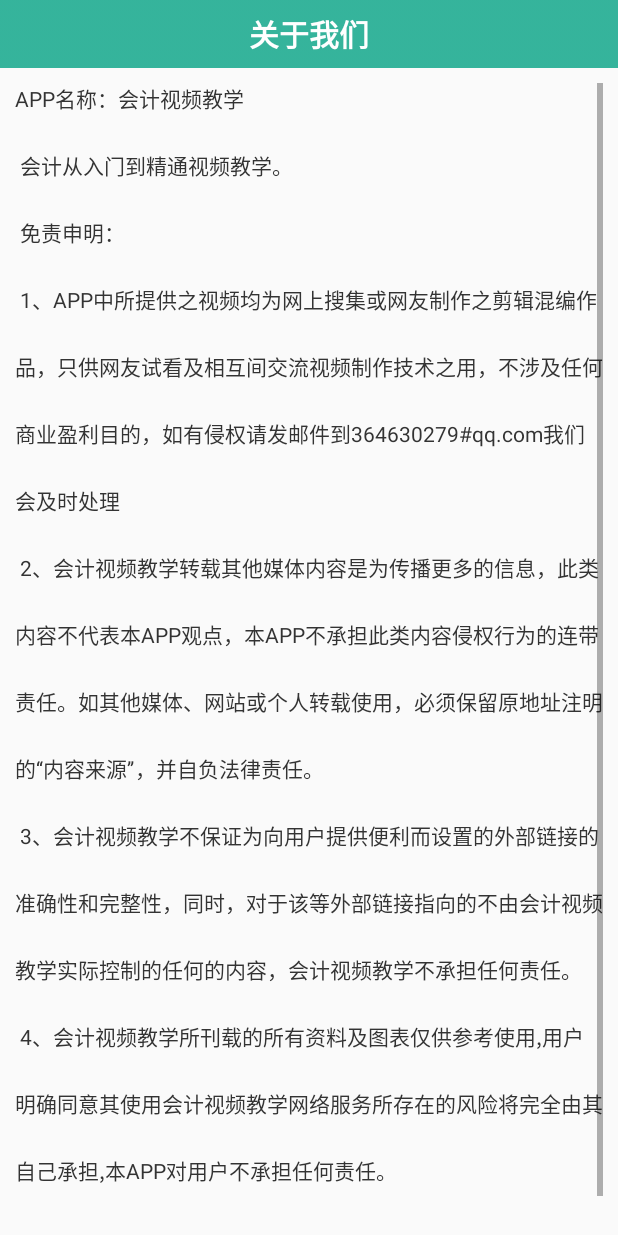
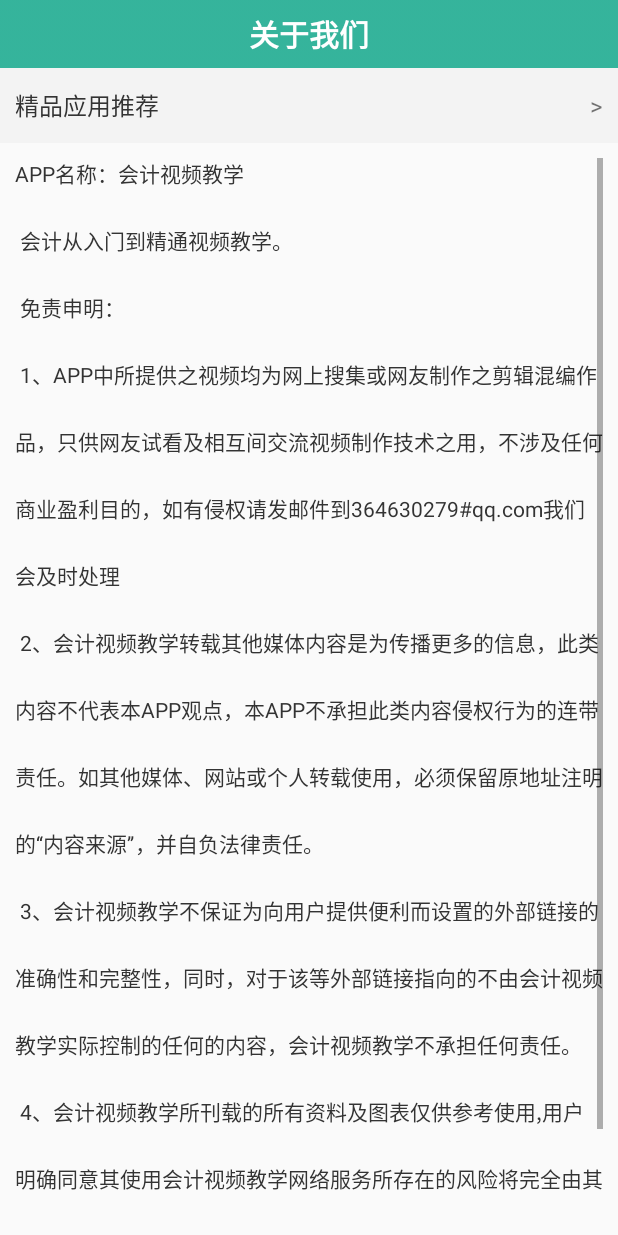
Before and after one commit to panxp/accountant, an Android app: the AboutusActivity screen opened directly, with no data from a screen before it, on a phone screen of 412 x 824 dp. Run offline under Robolectric (Android 15) with nearby library versions, the phone set to English and light mode, and no system bars; libraries missing offline, so code that uses them is left out: com.qq.e, com.readystatesoftware.systembartint, com.umeng.analytics; 1 statement that could not run was skipped.

```diff
--- a/app/src/main/java/com/video/accountant/AboutusActivity.java
+++ b/app/src/main/java/com/video/accountant/AboutusActivity.java
@@ -7,6 +7,7 @@ import android.support.v7.app.AppCompatActivity;
 import android.os.Bundle;
 import android.view.View;
 import android.view.Window;
+import android.widget.LinearLayout;
 import android.widget.TextView;
 
 import com.qq.e.ads.appwall.APPWall;
@@ -14,7 +15,7 @@ import com.readystatesoftware.systembartint.SystemBarTintManager;
 import com.umeng.analytics.MobclickAgent;
 
 public class AboutusActivity extends AppCompatActivity {
-
+    LinearLayout recommendApp;
     @Override
     protected void onCreate(Bundle savedInstanceState) {
         super.onCreate(savedInstanceState);
@@ -26,6 +27,16 @@ public class AboutusActivity extends AppCompatActivity {
         initWindow();
         TextView tv = (TextView) findViewById(R.id.top_title);
         tv.setText("关于我们");
+        recommendApp = (LinearLayout) findViewById(R.id.recommend_app);
+        recommendApp.setOnClickListener(new View.OnClickListener() {
+            //为找到的button设置监听
+            @Override
+            //重写onClick函数
+            public void onClick(View v) {
+                myClickMethod(v);
+            }
+        });
+
     }
     public void onResume() {
         super.onResume();
@@ -37,7 +48,6 @@ public class AboutusActivity extends AppCompatActivity {
         MobclickAgent.onPause(this);
     }
 
-    /**
     public void myClickMethod(View v) {
         switch (v.getId()) {
             case R.id.recommend_app:
@@ -49,7 +59,7 @@ public class AboutusActivity extends AppCompatActivity {
                 break;
         }
     }
-*/
+
     private void initWindow() {
         if (Build.VERSION.SDK_INT >= Build.VERSION_CODES.LOLLIPOP) {
             getWindow().setStatusBarColor(ContextCompat.getColor(this, R.color.colorNavBar));
--- a/app/src/main/java/com/video/accountant/ListActivity.java
+++ b/app/src/main/java/com/video/accountant/ListActivity.java
@@ -104,7 +104,7 @@ public class ListActivity extends AppCompatActivity implements Callback<ArrayLis
             }
         });
 
-        //bannerContainer.addView(this.bv);
+        bannerContainer.addView(this.bv);
     }
 
 
@@ -156,8 +156,7 @@ public class ListActivity extends AppCompatActivity implements Callback<ArrayLis
         loading.setVisibility(View.GONE);
         listView.setAdapter(adapter);
 
-
-        //showAD();
+        showAD();
         listView.setOnItemClickListener(new AdapterView.OnItemClickListener() {
             @Override
             public void onItemClick(AdapterView<?> parent, View view, int position, long id) {
--- a/app/src/main/res/layout/activity_aboutus.xml
+++ b/app/src/main/res/layout/activity_aboutus.xml
@@ -4,6 +4,37 @@
     android:layout_height="match_parent"
     android:orientation="vertical">
     <include layout="@layout/top"></include>
+    <LinearLayout
+        android:layout_width="match_parent"
+        android:layout_height="50dp"
+        android:background="#f3f3f3"
+        android:orientation="horizontal"
+        android:clickable="true"
+        android:onClick="myClickMethod"
+        android:id="@+id/recommend_app"
+        >
+
+        <TextView
+            android:layout_width="wrap_content"
+            android:layout_height="50dp"
+            android:layout_marginLeft="10dp"
+
+            android:gravity="center_vertical"
+            android:text="精品应用推荐"
+            android:textColor="#333333"
+
+            android:textSize="16dp" />
+
+        <TextView
+            android:layout_width="fill_parent"
+            android:layout_height="50dp"
+            android:layout_marginRight="10dp"
+            android:gravity="right"
+            android:text=">"
+            android:textSize="16dp"
+
+            />
+    </LinearLayout>
     <TextView
         android:id="@+id/aboutus"
         android:layout_width="match_parent"
```
Also changed, not shown: app/src/main/java/com/video/accountant/CategoryActivity.java (+56 -1 lines), app/src/main/java/com/video/accountant/Constants.java (+4 -4 lines), app/src/main/java/com/video/accountant/MainActivity.java (+27 -1 lines), app/src/main/res/layout/activity_category.xml (+6 -7 lines).
